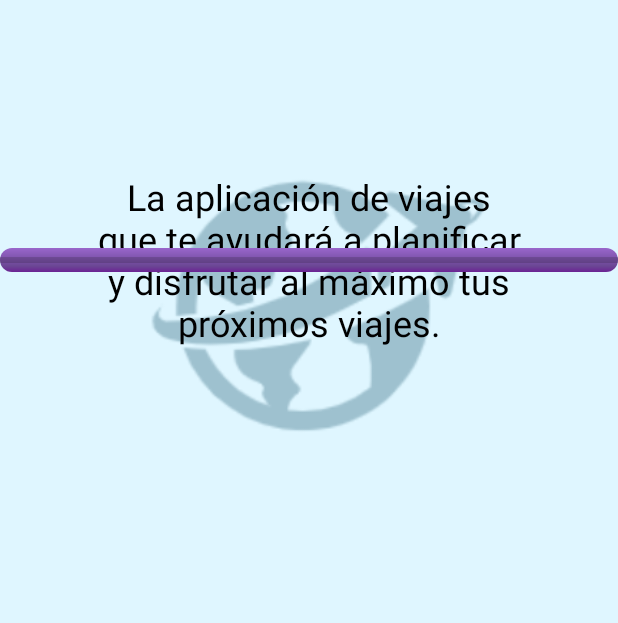
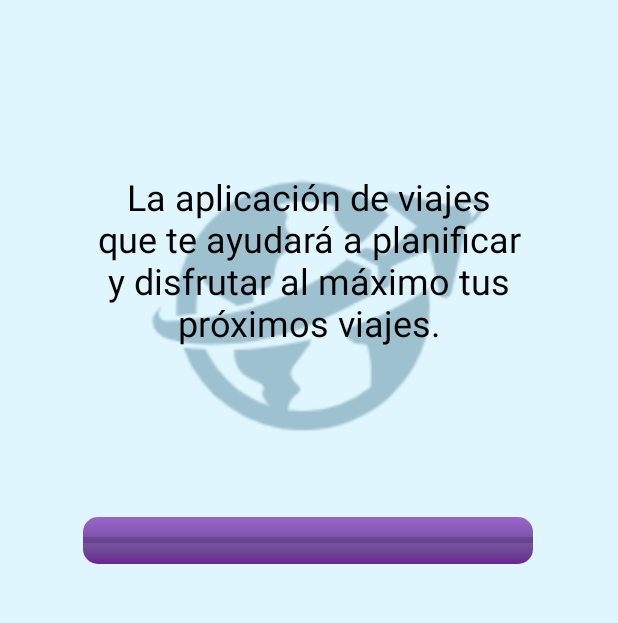
Before and after one commit to BySergiMM/M07_Reto_politravel, an Android app: the screen it shows after launch (MainActivity), on a phone screen of 412 x 824 dp, the part 400-1023 px from its top. Run offline under Robolectric (Android 15) with nearby library versions, the phone set to English and light mode, and no system bars.

Commit message:
progress bar

```diff
--- a/app/src/main/res/layout/activity_main.xml
+++ b/app/src/main/res/layout/activity_main.xml
@@ -44,10 +44,10 @@
 
         <ProgressBar
             android:id="@+id/progressBar"
-            android:layout_width="match_parent"
-            android:layout_height="wrap_content"
-            android:layout_centerInParent="true"
-            android:layout_marginTop="550dp"
+            android:layout_width="300dp"
+            android:layout_height="31dp"
+            android:layout_marginLeft="55dp"
+            android:layout_marginTop="555dp"
             android:background="@drawable/custom_progressbar"
             style="?android:attr/progressBarStyleHorizontal"/>
 
```
